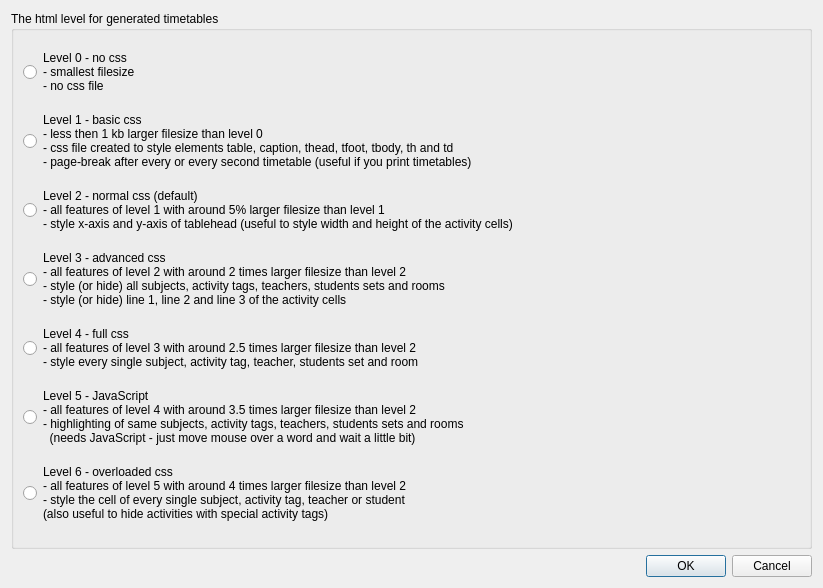
The window that src/interface/settingstimetablehtmllevelform_template.ui (janLo/FET) describes before a commit, drawn with Qt 5.
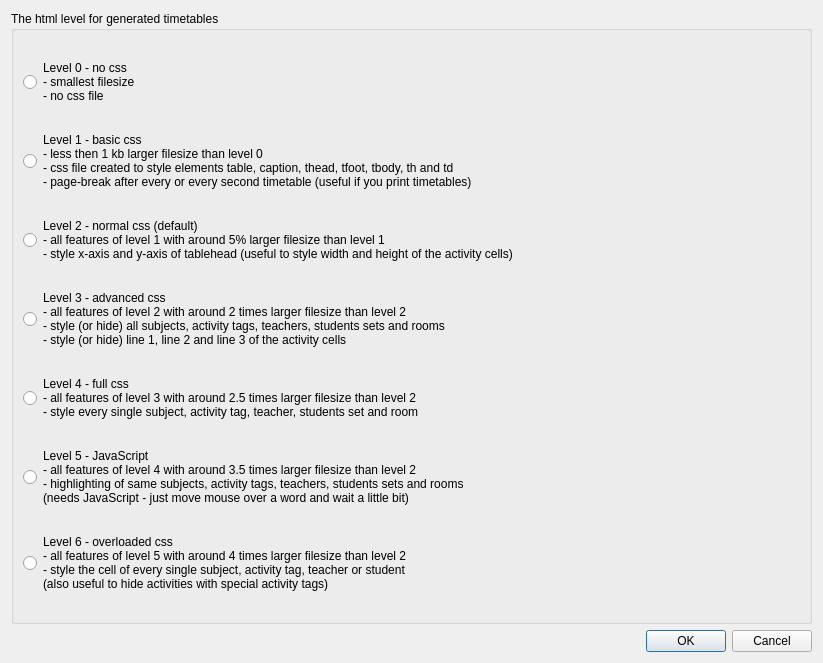
The same window after the commit.

The edit to the form file:
```diff
--- a/src/interface/settingstimetablehtmllevelform_template.ui
+++ b/src/interface/settingstimetablehtmllevelform_template.ui
@@ -7,7 +7,7 @@
     <x>0</x>
     <y>0</y>
     <width>823</width>
-    <height>588</height>
+    <height>663</height>
    </rect>
   </property>
   <property name="windowTitle">
@@ -85,7 +85,7 @@
          <string>Level 5 - JavaScript
 - all features of level 4 with around 3.5 times larger filesize than level 2
 - highlighting of same subjects, activity tags, teachers, students sets and rooms
-  (needs JavaScript - just move mouse over a word and wait a little bit)</string>
+(needs JavaScript - just move mouse over a word and wait a little bit)</string>
         </property>
        </widget>
       </item>
```
Left out of the diff: 10 changed lines with no effect on the pictures.
